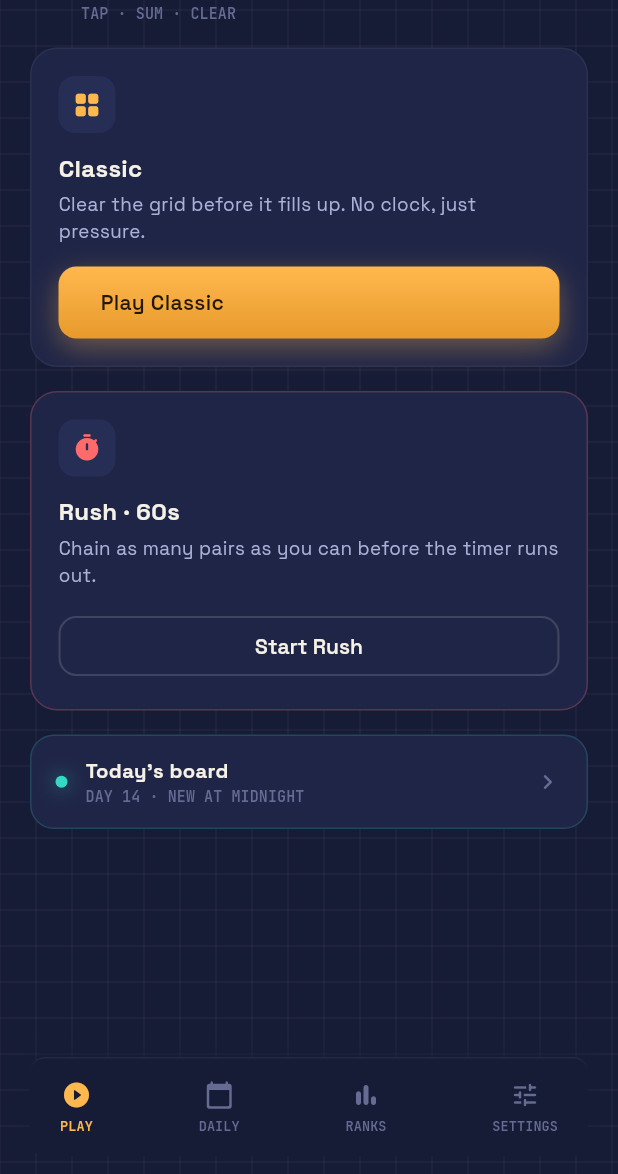
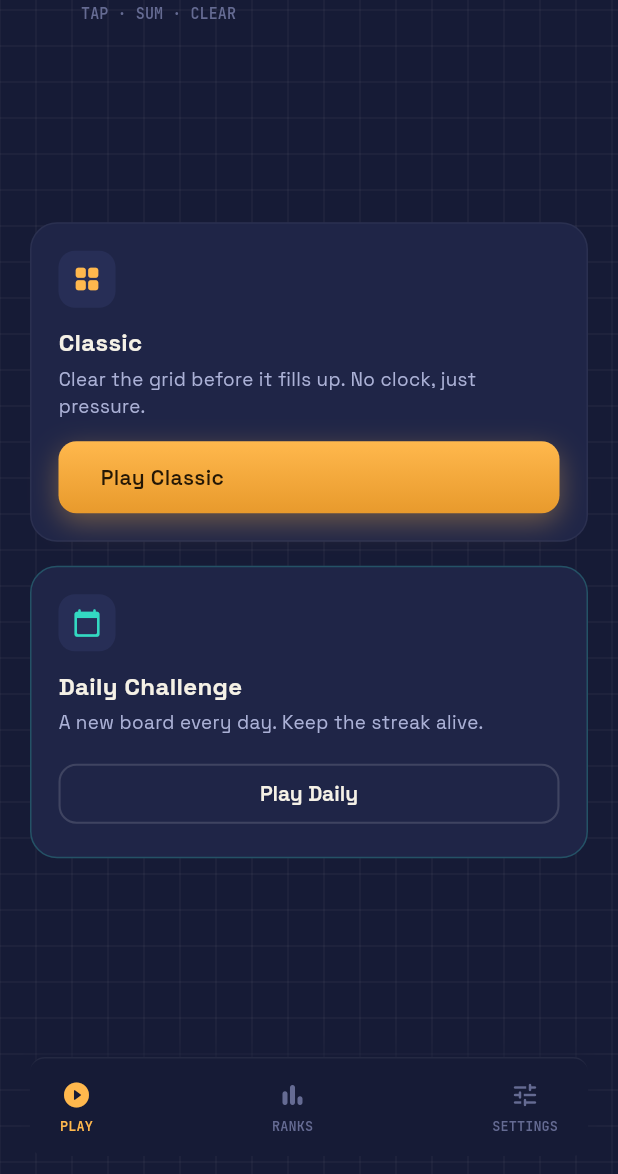
Before and after one commit to himanshugupta0007/adroma-numberama-game, a Flutter app: the screen it shows after launch, on a phone screen of 412 x 824 dp, the part 62-1236 px from its top. Run offline on Flutter 3.47's test engine with Material 3 defaults, Android fonts, the phone set to English and light mode, and no system bars; our stand-ins replace flutter_riverpod, google_fonts, hive, hive_flutter; missing offline and left inert: flame; accounts and stored records are empty.

```diff
--- a/lib/ui/home/bottom_nav_bar.dart
+++ b/lib/ui/home/bottom_nav_bar.dart
@@ -3,17 +3,13 @@ import 'package:flutter/material.dart';
 import '../../theme/app_colors.dart';
 import '../../theme/app_text_styles.dart';
 
-/// The Play/Daily/Ranks/Settings tab strip on [HomeScreen]. Only Play and
-/// Daily have real destinations this pass - Ranks and Settings render as
-/// inert affordances (no screens are designed for them yet) and surface a
-/// "coming soon" snack bar instead of doing nothing silently on tap.
+/// The Play/Ranks/Settings tab strip on [HomeScreen]. Only Play has a real
+/// destination this pass (Daily Challenge is reached via its own card
+/// above, not this bar) - Ranks and Settings render as inert affordances
+/// (no screens are designed for them yet) and surface a "coming soon" snack
+/// bar instead of doing nothing silently on tap.
 class BottomNavBar extends StatelessWidget {
-  const BottomNavBar({
-    super.key,
-    required this.onDailyTap,
-  });
-
-  final VoidCallback onDailyTap;
+  const BottomNavBar({super.key});
 
   @override
   Widget build(BuildContext context) {
@@ -43,12 +39,6 @@ class BottomNavBar extends StatelessWidget {
               label: 'Play',
               active: true,
               onTap: () {},
-            ),
-            _NavItem(
-              icon: Icons.calendar_today_rounded,
-              label: 'Daily',
-              active: false,
-              onTap: onDailyTap,
             ),
             _NavItem(
               icon: Icons.bar_chart_rounded,
--- a/lib/ui/home/home_screen.dart
+++ b/lib/ui/home/home_screen.dart
@@ -10,8 +10,8 @@ import '../gameplay/gameplay_screen.dart';
 import 'bottom_nav_bar.dart';
 import 'mode_card.dart';
 
-/// Landing screen: wordmark, streak badge, Classic/Rush mode picker, a
-/// shortcut into today's Daily board, and the app's bottom nav.
+/// Landing screen: wordmark, streak badge, a Classic/Daily Challenge mode
+/// picker, and the app's bottom nav.
 class HomeScreen extends StatelessWidget {
   const HomeScreen({super.key});
 
@@ -41,9 +41,10 @@ class HomeScreen extends StatelessWidget {
             padding: const EdgeInsets.fromLTRB(20, 8, 20, 12),
             child: Column(
               children: [
-                Expanded(
-                  child: SingleChildScrollView(
-                    child: Column(
+                // Fixed at the top, outside the centered section below - the
+                // wordmark/streak header shouldn't drift toward the middle
+                // of the screen along with the mode cards.
+                Column(
                   crossAxisAlignment: CrossAxisAlignment.start,
                   children: [
                     Row(
@@ -66,7 +67,13 @@ class HomeScreen extends StatelessWidget {
                         style: AppTextStyles.caption,
                       ),
                     ),
-                        const SizedBox(height: 16),
+                  ],
+                ),
+                Expanded(
+                  child: Center(
+                    child: SingleChildScrollView(
+                      child: Column(
+                        children: [
                           ModeCard(
                             icon: Icons.grid_view_rounded,
                             iconColor: AppColors.amber,
@@ -81,25 +88,23 @@ class HomeScreen extends StatelessWidget {
                           ),
                           const SizedBox(height: 16),
                           ModeCard(
-                          icon: Icons.timer_rounded,
-                          iconColor: AppColors.coral,
-                          title: 'Rush · 60s',
+                            icon: Icons.calendar_today_rounded,
+                            iconColor: AppColors.teal,
+                            title: 'Daily Challenge',
                             description:
-                              'Chain as many pairs as you can before the timer runs out.',
-                          borderColor: AppColors.coral.withValues(alpha: 0.25),
+                                'A new board every day. Keep the streak alive.',
+                            borderColor: AppColors.teal.withValues(alpha: 0.25),
                             action: ElevatedButton(
-                            onPressed: () =>
-                                _openGameplay(context, GameMode.rush),
-                            child: const Text('Start Rush'),
+                              onPressed: () => _openDaily(context),
+                              child: const Text('Play Daily'),
                             ),
                           ),
-                        const SizedBox(height: 16),
-                        _DailyStrip(onTap: () => _openDaily(context)),
                         ],
                       ),
                     ),
                   ),
-                BottomNavBar(onDailyTap: () => _openDaily(context)),
+                ),
+                const BottomNavBar(),
               ],
             ),
           ),
@@ -172,62 +177,3 @@ class _StreakBadge extends StatelessWidget {
     );
   }
 }
-
-class _DailyStrip extends StatelessWidget {
-  const _DailyStrip({required this.onTap});
-
-  final VoidCallback onTap;
-
-  // TODO(daily): no real day counter/unlock schedule yet - static placeholder.
-  static const _mockDayLabel = "DAY 14 · NEW AT MIDNIGHT";
-
-  @override
-  Widget build(BuildContext context) {
-    return InkWell(
-      onTap: onTap,
-      borderRadius: BorderRadius.circular(16),
-      child: Container(
-        padding: const EdgeInsets.symmetric(horizontal: 16, vertical: 14),
-        decoration: BoxDecoration(
-          color: AppColors.surface,
-          borderRadius: BorderRadius.circular(16),
-          border: Border.all(color: AppColors.teal.withValues(alpha: 0.18)),
-        ),
-        child: Row(
-          mainAxisAlignment: MainAxisAlignment.spaceBetween,
-          children: [
-            Row(
-              children: [
-                Container(
-                  width: 8,
-                  height: 8,
-                  decoration: BoxDecoration(
-                    color: AppColors.teal,
-                    shape: BoxShape.circle,
-                    boxShadow: [
-                      BoxShadow(
-                        color: AppColors.teal.withValues(alpha: 0.6),
-                        blurRadius: 10,
-                      ),
-                    ],
-                  ),
-                ),
-                const SizedBox(width: 12),
-                Column(
-                  crossAxisAlignment: CrossAxisAlignment.start,
-                  children: [
-                    Text("Today's board",
-                        style: AppTextStyles.display(13.5)),
-                    Text(_mockDayLabel, style: AppTextStyles.caption),
-                  ],
-                ),
-              ],
-            ),
-            const Icon(Icons.chevron_right_rounded,
-                color: AppColors.textLow, size: 20),
-          ],
-        ),
-      ),
-    );
-  }
-}
```
Lines whose indentation alone changed are shown as unchanged.
